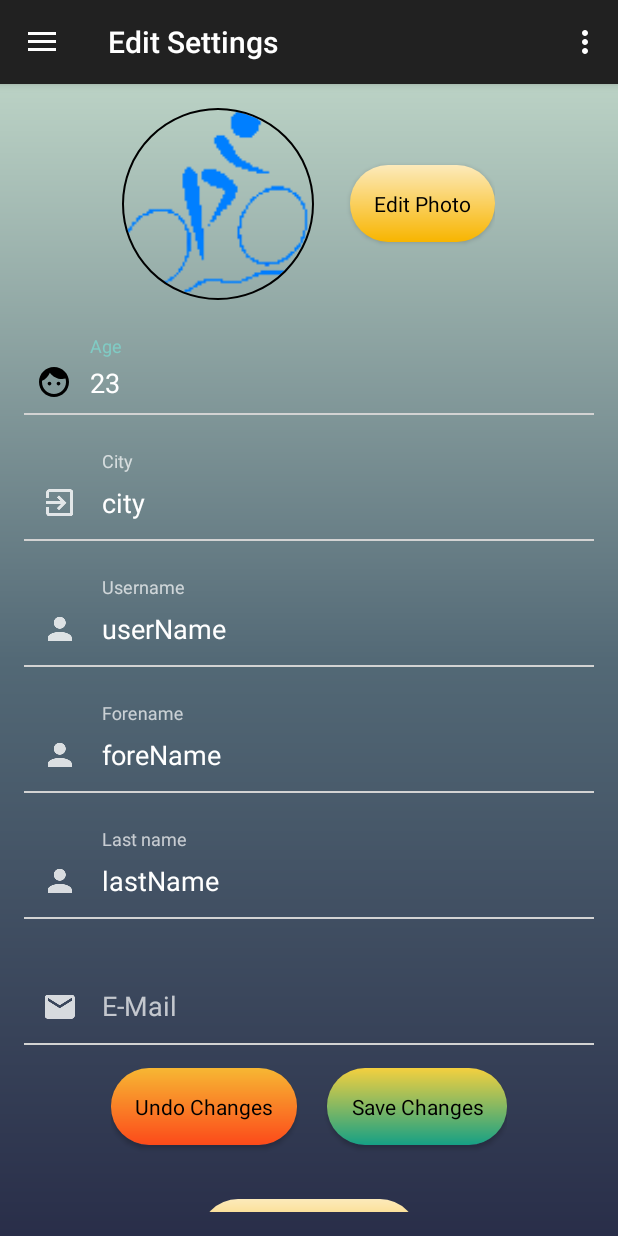
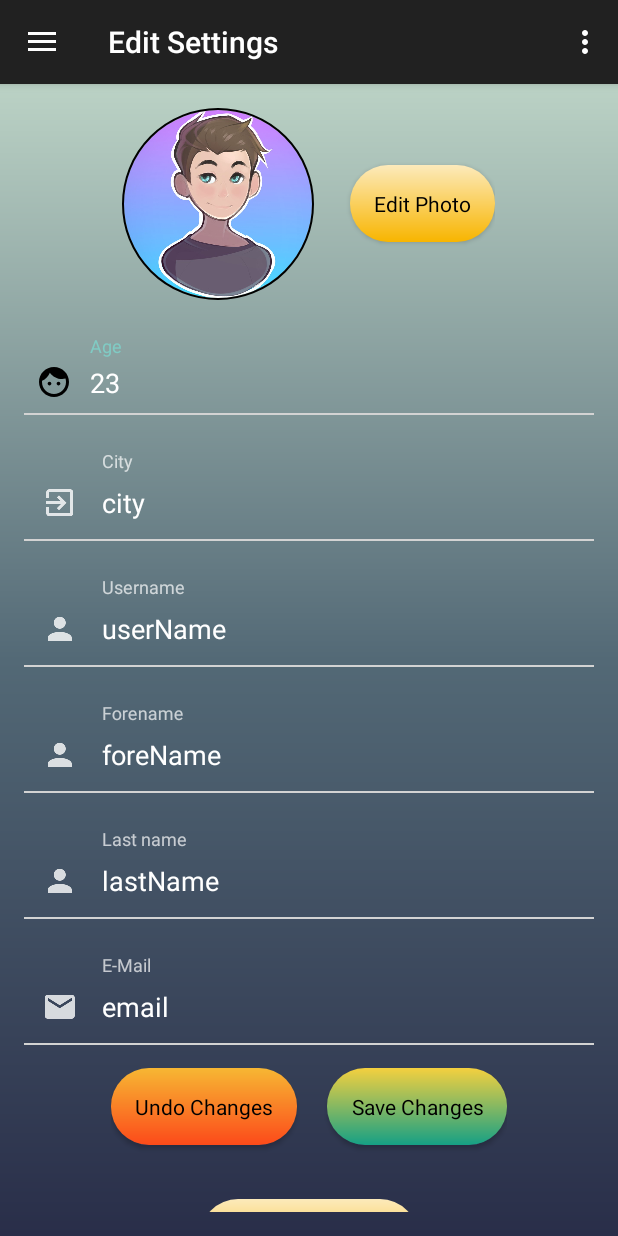
Before and after one commit to Michaelp91/Social-Live-Tracking, an Android app: the fragment FragmentEditSettings placed in its activity, after a tap on "Save Changes", on a phone screen of 412 x 824 dp. Run offline under Robolectric (Android 15) with nearby library versions, the phone set to English and light mode, and no system bars; our stand-ins replace CircleImageView; libraries missing offline, so code that uses them is left out: com.nostra13.universalimageloader, retrofit2.adapter.rxjava, rx.android.schedulers, rx.schedulers, rx.subscriptions.

Commit message:
Further improvements to rest and views

```diff
--- a/app/src/main/java/com/slt/MainProfile.java
+++ b/app/src/main/java/com/slt/MainProfile.java
@@ -8,6 +8,8 @@ import android.app.PendingIntent;
 import android.content.DialogInterface;
 import android.content.SharedPreferences;
 import android.content.pm.PackageManager;
+import android.graphics.Bitmap;
+import android.graphics.BitmapFactory;
 import android.os.Build;
 import android.os.Bundle;
 import android.preference.PreferenceManager;
@@ -32,6 +34,7 @@ import android.view.MenuItem;
 import android.view.ViewGroup;
 import android.widget.Button;
 import android.widget.EditText;
+import android.widget.ImageView;
 import android.widget.ProgressBar;
 import android.widget.TextView;
 import android.content.Intent;
@@ -45,6 +48,8 @@ import com.google.android.gms.common.api.Status;
 import com.google.android.gms.location.ActivityRecognition;
 import com.google.gson.Gson;
 import com.google.gson.GsonBuilder;
+import com.slt.control.ApplicationController;
+import com.slt.control.DataProvider;
 import com.slt.control.SharedResources;
 import com.slt.fragments.ChangePasswordDialog;
 import com.slt.fragments.FragmentAchievements;
@@ -94,7 +99,8 @@ public class MainProfile extends AppCompatActivity
     private TextView mTvDate;
     //private Button mBtChangePassword;
     private Button mBtLogout;
-
+    private ImageView mProfilePhoto;
+    private TextView mUsername;
 
     private ProgressBar mProgressbar;
 
@@ -131,9 +137,17 @@ public class MainProfile extends AppCompatActivity
 
         NavigationView navigationView = (NavigationView) findViewById(R.id.nav_view);
         navigationView.setNavigationItemSelectedListener(this);
+        View view = navigationView.getHeaderView(0);
+        mProfilePhoto = (ImageView) view.findViewById(R.id.profile_image);
+        SharedResources.getInstance().setNavProfilePhoto(mProfilePhoto);
+        mUsername = (TextView) view.findViewById(R.id.tv_username);
+        SharedResources.getInstance().setNavUsername(mUsername);
+
+        mUsername.setText(DataProvider.getInstance().getOwnUser().getUserName());
+        this.setProfileImage(DataProvider.getInstance().getOwnUser().getMyImage());
 
         initViews();
-        initSharedPreferences();
+       initSharedPreferences();
 
 
         //Create GoogleAPI from main activity to be able to better react to faults
@@ -175,16 +189,30 @@ public class MainProfile extends AppCompatActivity
     }
 
 
+
     private void initViews() {
 
-        mTvName = (TextView) findViewById(R.id.tv_username);
-        mTvEmail = (TextView) findViewById(R.id.tv_email);
-        mTvDate = (TextView) findViewById(R.id.tv_date);
+      //  mTvName = (TextView) findViewById(R.id.tv_username);
+       // mTvEmail = (TextView) findViewById(R.id.tv_email);
+      //  mTvDate = (TextView) findViewById(R.id.tv_date);
         //mBtChangePassword = (Button) findViewById(R.id.btn_change_password);
-        mBtLogout = (Button) findViewById(R.id.nav_btn_logout);
-        mProgressbar = (ProgressBar) findViewById(R.id.progress);
+     //   mBtLogout = (Button) findViewById(R.id.nav_btn_logout);
+     //   mProgressbar = (ProgressBar) findViewById(R.id.progress);
 
     }
+
+    private void setProfileImage(Bitmap img){
+        Log.d(TAG, "setProfileImage: setting profile image.");
+        //check if we have a picture to show, if not default is shown
+        if(img == null) {
+            Bitmap image = BitmapFactory.decodeResource(ApplicationController.getContext().getResources(), R.drawable.profile_pic);
+            this.mProfilePhoto.setImageBitmap(image);
+        }
+        else {
+            this.mProfilePhoto.setImageBitmap(img);
+        }
+    }
+
 
 
     private void initSharedPreferences() {
--- a/app/src/main/java/com/slt/control/SharedResources.java
+++ b/app/src/main/java/com/slt/control/SharedResources.java
@@ -6,11 +6,13 @@ import android.graphics.Bitmap;
 import android.graphics.BitmapFactory;
 import android.os.Build;
 import android.support.v4.app.NotificationCompat;
+import android.widget.ImageView;
 import android.widget.RemoteViews;
 
 import android.app.Notification;
 import android.app.NotificationChannel;
 import android.app.NotificationManager;
+import android.widget.TextView;
 
 import com.google.android.gms.common.api.GoogleApiClient;
 import com.slt.R;
@@ -42,6 +44,45 @@ public class SharedResources {
      * The notification for the gps and activity services
      */
     private Notification foregroundNotification;
+
+    /**
+     * Username in the nav bar for updates
+     */
+    private TextView navUsername;
+
+    /**
+     * Profile in the nav bar for updates
+     */
+    private ImageView navProfilePhoto;
+
+    /**
+     * Get the nav bar TextView for the username
+     * @return The TextView of the username
+     */
+    public TextView getNavUsername() {
+        return navUsername;
+    }
+
+    /**
+     * Set the TextView of the nav bar for the username
+     * @param navUsername
+     */
+    public void setNavUsername(TextView navUsername) {
+        this.navUsername = navUsername;
+    }
+
+    /**
+     * Get the ImageView for the Profile Photo in the nav bar
+     * @return
+     */
+    public ImageView getNavProfilePhoto() {
+        return this.navProfilePhoto;
+    }
+
+
+    public  void setNavProfilePhoto(ImageView navProfilePhoto) {
+        this.navProfilePhoto = navProfilePhoto;
+    }
 
     /**
      * Get the instance of the shared resources
--- a/app/src/main/java/com/slt/fragments/FragmentEditSettings.java
+++ b/app/src/main/java/com/slt/fragments/FragmentEditSettings.java
@@ -16,6 +16,7 @@ import android.os.Environment;
 import android.preference.PreferenceManager;
 import android.provider.MediaStore;
 import android.support.annotation.Nullable;
+import android.support.design.widget.NavigationView;
 import android.support.design.widget.Snackbar;
 import android.support.v4.app.ActivityCompat;
 import android.support.v4.content.ContextCompat;
@@ -33,6 +34,7 @@ import android.widget.Toast;
 import com.nostra13.universalimageloader.core.ImageLoader;
 import com.slt.control.ApplicationController;
 import com.slt.control.DataProvider;
+import com.slt.control.SharedResources;
 import com.slt.data.User;
 import com.slt.utils.Constants;
 import com.slt.utils.UniversalImageLoader;
@@ -65,6 +67,7 @@ public class FragmentEditSettings extends Fragment implements ChangePasswordDial
     private EditText foreNameEditText;
     private EditText ageEditText;
     private EditText cityEditText;
+    private EditText emailEditText;
     private User ownUser;
 
     private Bitmap bitmap;
@@ -106,10 +109,24 @@ public class FragmentEditSettings extends Fragment implements ChangePasswordDial
         this.ownUser.setMyCity(this.cityEditText.getText().toString());
         this.ownUser.setUserName(this.usernameEditText.getText().toString());
         ownUser.setMyImage(bitmap);
+
+
+       SharedResources.getInstance().getNavUsername().setText(DataProvider.getInstance().getOwnUser().getUserName());
+
+        if(bitmap == null) {
+            Bitmap image = BitmapFactory.decodeResource(ApplicationController.getContext().getResources(), R.drawable.profile_pic);
+            SharedResources.getInstance().getNavProfilePhoto().setImageBitmap(image);
+        }
+        else {
+            SharedResources.getInstance().getNavProfilePhoto().setImageBitmap(DataProvider.getInstance().getOwnUser().getMyImage());
+        }this.setProfileImage(DataProvider.getInstance().getOwnUser().getMyImage());
+
         Toast.makeText(ApplicationController.getContext(), "Userdata updated", Toast.LENGTH_SHORT).show();
     }
 
-    // Select image from camera and gallery
+    /**
+     *  Select image from camera and gallery
+      */
     private void selectImage() {
         try {
             if(ContextCompat.checkSelfPermission(view.getContext(),
@@ -185,9 +202,6 @@ public class FragmentEditSettings extends Fragment implements ChangePasswordDial
         else {
             this.mProfilePhoto.setImageBitmap(img);
         }
-
-     //   String imgURL = "www.androidcentral.com/sites/androidcentral.com/files/styles/xlarge/public/article_images/2016/08/ac-lloyd.jpg?itok=bb72IeLf";
-     //   UniversalImageLoader.setImage(imgURL, mProfilePhoto, null, "https://");
     }
 
     @Override
@@ -204,6 +218,7 @@ public class FragmentEditSettings extends Fragment implements ChangePasswordDial
         this.lastNameEditText = (EditText) view.findViewById(R.id.et_last_name);
         this.foreNameEditText = (EditText) view.findViewById(R.id.et_forename);
         this.cityEditText = (EditText) view.findViewById(R.id.et_city);
+        this.emailEditText = (EditText) view.findViewById(R.id.et_email);
 
         //TODO change email if we want to should check with server if changed to a unused address
 
@@ -212,7 +227,6 @@ public class FragmentEditSettings extends Fragment implements ChangePasswordDial
         mToken = mSharedPreferences.getString(Constants.TOKEN,"");
         mEmail = mSharedPreferences.getString(Constants.EMAIL,"");
 
-        //initImageLoader();
 
         this.ownUser = DataProvider.getInstance().getOwnUser();
 
@@ -222,6 +236,7 @@ public class FragmentEditSettings extends Fragment implements ChangePasswordDial
         this.lastNameEditText.setText(ownUser.getLastName());
         this.foreNameEditText.setText(ownUser.getForeName());
         this.cityEditText.setText(ownUser.getMyCity());
+        this.emailEditText.setText(ownUser.getEmail());
 
         setProfileImage(ownUser.getMyImage());
 
--- a/app/src/main/res/layout/edit_settings_fragment.xml
+++ b/app/src/main/res/layout/edit_settings_fragment.xml
@@ -227,7 +227,6 @@
                 android:layout_width="match_parent"
                 android:layout_height="wrap_content"
                 android:layout_marginTop="@dimen/child_margin_top">
-
                 <EditText
                     android:id="@+id/et_email"
                     android:layout_width="match_parent"
@@ -240,7 +239,7 @@
                     android:ems="10"
                     android:hint="E-Mail"
                     android:imeOptions="actionNext"
-                    android:inputType="textEmailAddress"
+                    android:inputType="none"
                     android:maxLines="1"
                     android:padding="8dp"
                     android:textColor="#FFFFFF"
```
